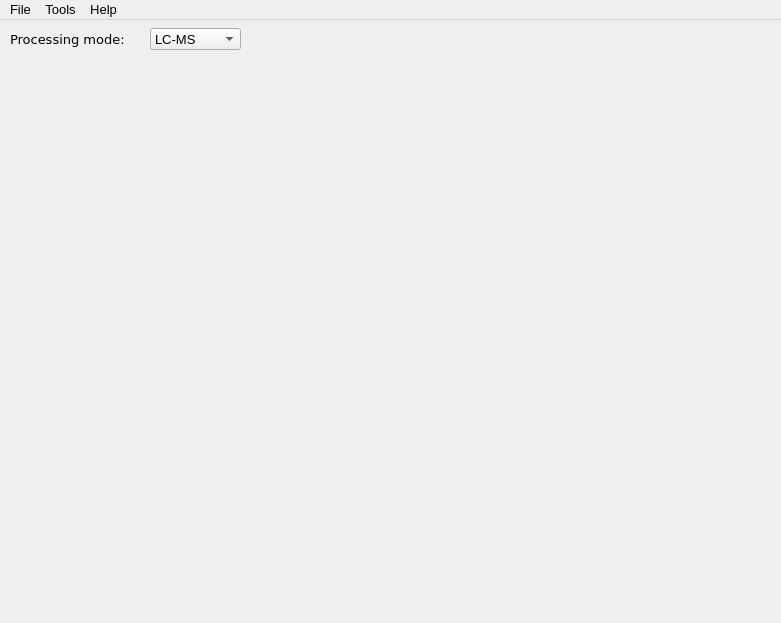
stainawarijar/SweetSuite, file sweet_suite/gui/qtdesigner_files/gui_main.ui: the form before one commit.
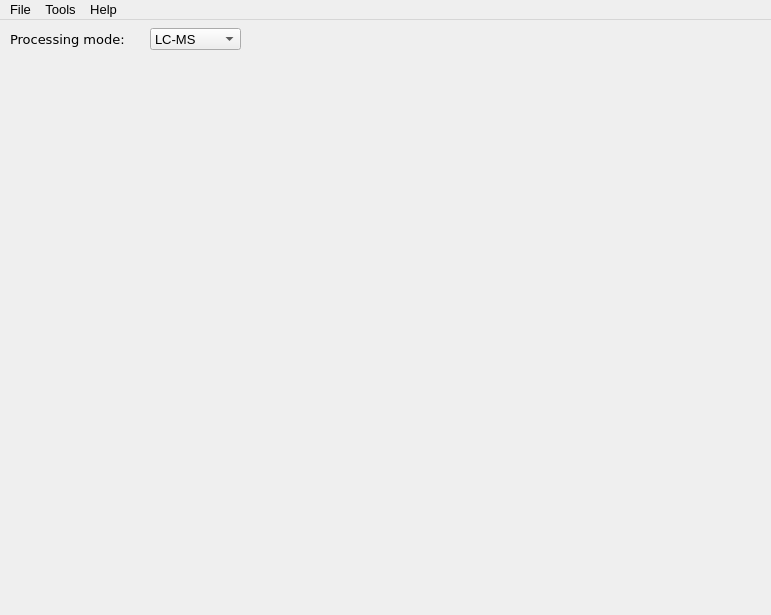
The form after the commit.

The edit to the form file:
```diff
--- a/sweet_suite/gui/qtdesigner_files/gui_main.ui
+++ b/sweet_suite/gui/qtdesigner_files/gui_main.ui
@@ -6,8 +6,8 @@
    <rect>
     <x>0</x>
     <y>0</y>
-    <width>781</width>
-    <height>623</height>
+    <width>771</width>
+    <height>615</height>
    </rect>
   </property>
   <property name="sizePolicy">
@@ -79,8 +79,8 @@
    <widget class="QStackedWidget" name="stackedWidget">
     <property name="geometry">
      <rect>
-      <x>10</x>
-      <y>40</y>
+      <x>5</x>
+      <y>36</y>
       <width>761</width>
       <height>551</height>
      </rect>
@@ -100,7 +100,7 @@
     <rect>
      <x>0</x>
      <y>0</y>
-     <width>781</width>
+     <width>771</width>
      <height>22</height>
     </rect>
    </property>
```
Left out of the diff: 2 changed lines with no effect on the pictures.
